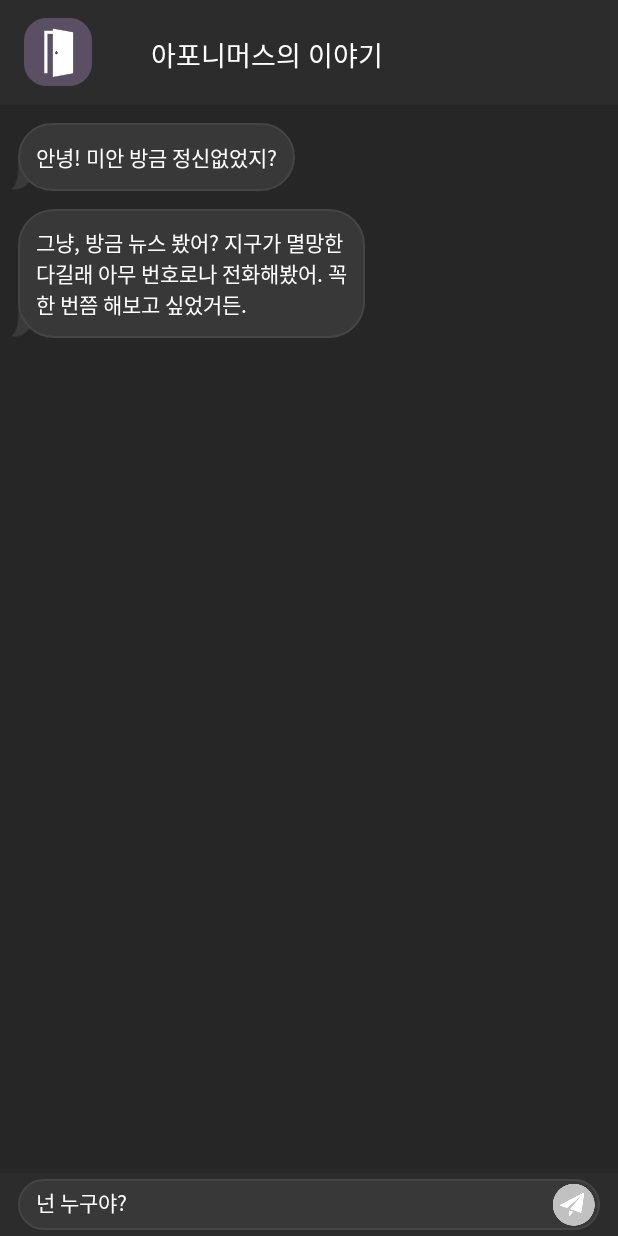
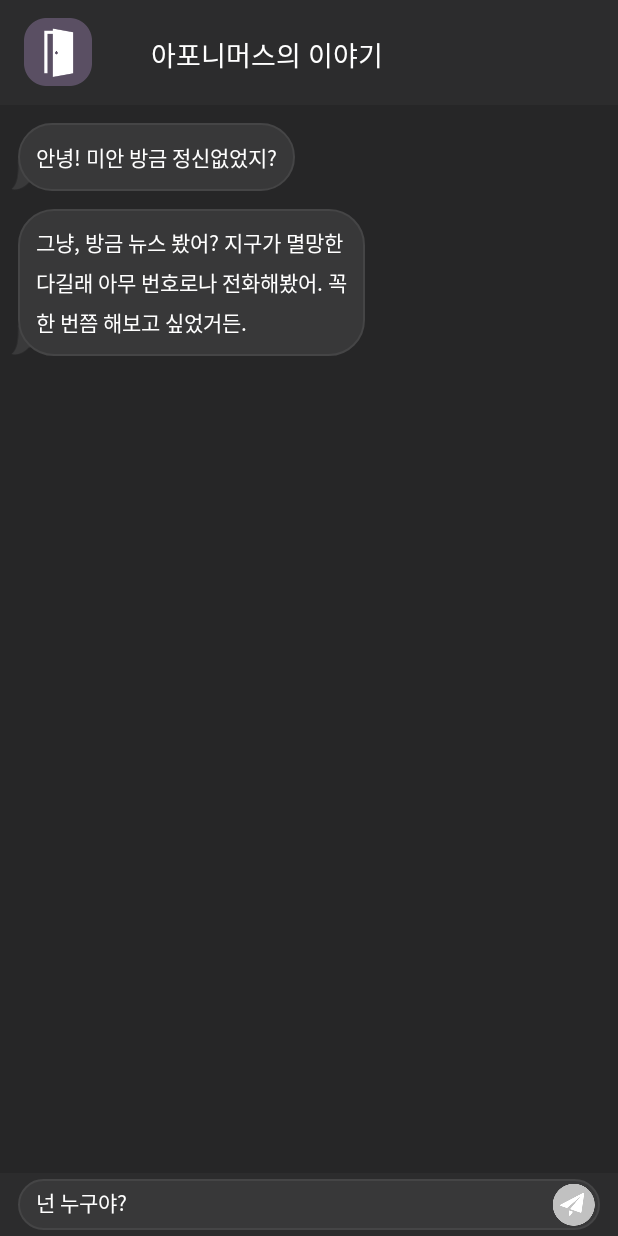
Before and after one commit to Apophis-AppJam/ApophisAndroid, an Android app: the FirstDayChatActivity screen opened directly, with no data from a screen before it, after a tap on "넌 누구야?", on a phone screen of 412 x 824 dp. Run offline under Robolectric (Android 15) with nearby library versions, the phone set to English and light mode, and no system bars.

Commit message:
[Chore] 중간 커밋

```diff
--- a/app/src/main/java/com/example/apophis_android/data/entity/ChoiceChat.kt
+++ b/app/src/main/java/com/example/apophis_android/data/entity/ChoiceChat.kt
@@ -5,6 +5,7 @@ package com.example.apophis_android.data.entity
  * on 01월 07일, 2020
  */
 
+/* 서버 통신을 위한 data class */
 data class ChoiceChat(
     val choiceWords: String
 )
--- a/app/src/main/res/layout/item_chat_left.xml
+++ b/app/src/main/res/layout/item_chat_left.xml
@@ -39,6 +39,7 @@
             android:textColor="@color/white"
             android:textSize="14dp"
             android:maxWidth="260dp"
+            android:lineSpacingExtra="6dp"
             app:layout_constraintBottom_toBottomOf="parent"
             app:layout_constraintEnd_toEndOf="parent"
             app:layout_constraintStart_toStartOf="parent"
```
